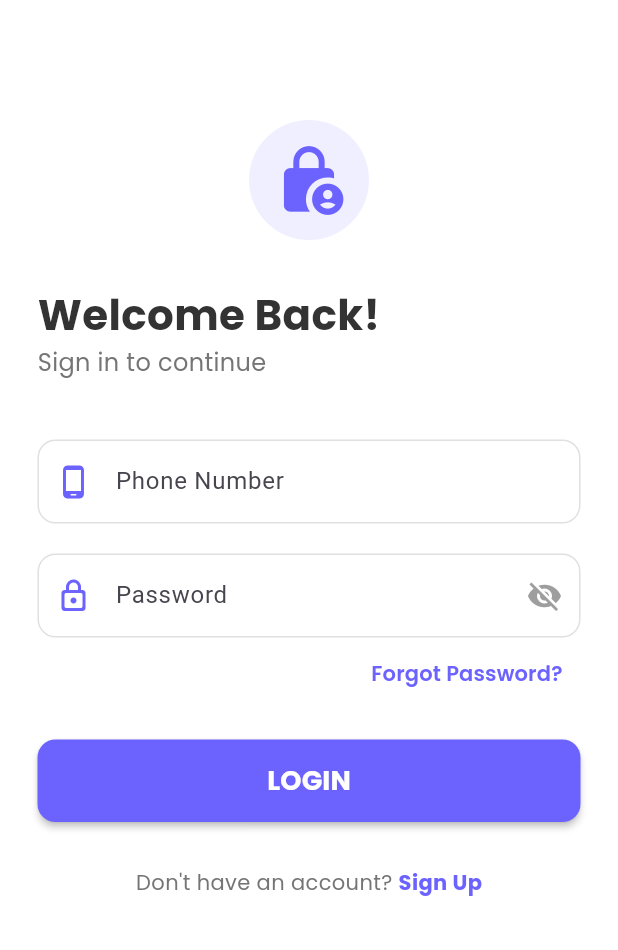
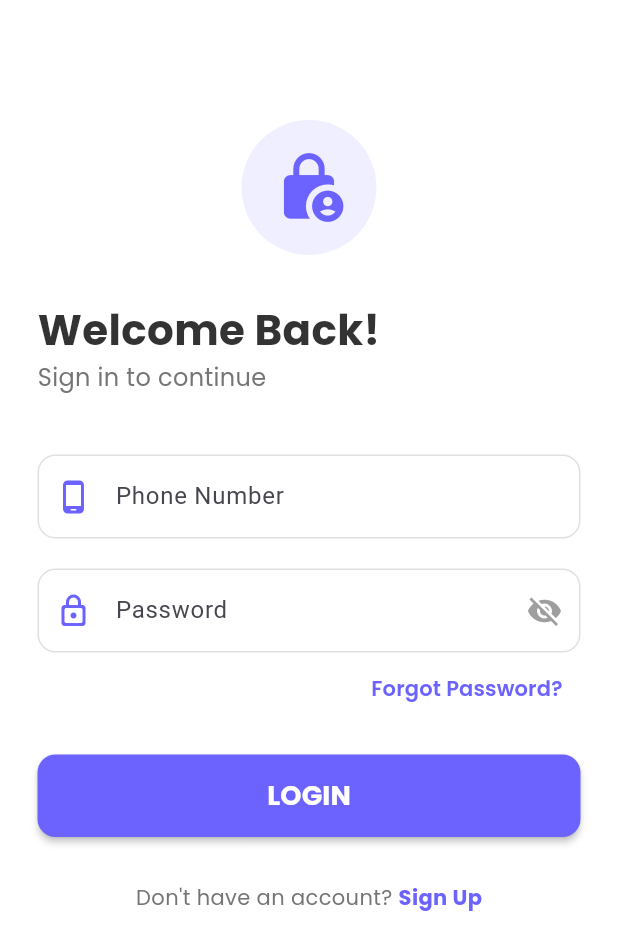
Before and after one commit to programmerrajbhai/willko_user, a Flutter app: the screen it shows after launch, after a tap on "Login / Sign Up", on a phone screen of 412 x 824 dp. Shown: the top 950 px of the screen. Run offline on Flutter 3.47's test engine with Material 3 defaults, Android fonts, the phone set to English and light mode, and no system bars; our stand-ins replace get, google_fonts, image_picker, lottie, shared_preferences, smooth_page_indicator; accounts and stored records are empty; network calls fail.

```diff
--- a/lib/app/modules/auth/login/login_view.dart
+++ b/lib/app/modules/auth/login/login_view.dart
@@ -9,6 +9,7 @@ class LoginView extends StatelessWidget {
 
   @override
   Widget build(BuildContext context) {
+    // Put or Find Controller
     final controller = Get.put(LoginController());
 
     return Scaffold(
@@ -20,48 +21,26 @@ class LoginView extends StatelessWidget {
           children: [
             const SizedBox(height: 80),
 
-            // Header Image/Icon
+            // Header Icon
             Center(
               child: Container(
-                padding: const EdgeInsets.all(15),
+                padding: const EdgeInsets.all(20),
                 decoration: BoxDecoration(
                   color: AppColors.primary.withOpacity(0.1),
                   shape: BoxShape.circle,
                 ),
-                child: const Icon(
-                  Icons.lock_person_rounded,
-                  size: 50,
-                  color: AppColors.primary,
-                ),
+                child: const Icon(Icons.lock_person_rounded, size: 50, color: AppColors.primary),
               ),
             ),
             const SizedBox(height: 30),
 
             // Welcome Text
-            Text(
-              "Welcome Back!",
-              style: GoogleFonts.poppins(
-                fontSize: 28,
-                fontWeight: FontWeight.bold,
-                color: AppColors.textBlack,
-              ),
-            ),
-            Text(
-              "Sign in to continue",
-              style: GoogleFonts.poppins(
-                fontSize: 16,
-                color: AppColors.textGrey,
-              ),
-            ),
+            Text("Welcome Back!", style: GoogleFonts.poppins(fontSize: 28, fontWeight: FontWeight.bold, color: AppColors.textBlack)),
+            Text("Sign in to continue", style: GoogleFonts.poppins(fontSize: 16, color: AppColors.textGrey)),
             const SizedBox(height: 40),
 
             // Phone Field
-            _buildTextField(
-              controller: controller.phoneController,
-              label: "Phone Number",
-              icon: Icons.phone_android_rounded,
-              inputType: TextInputType.phone,
-            ),
+            _buildTextField(controller: controller.phoneController, label: "Phone Number", icon: Icons.phone_android_rounded, inputType: TextInputType.phone),
             const SizedBox(height: 20),
 
             // Password Field
@@ -72,24 +51,12 @@ class LoginView extends StatelessWidget {
                 labelText: "Password",
                 prefixIcon: const Icon(Icons.lock_outline_rounded, color: AppColors.primary),
                 suffixIcon: IconButton(
-                  icon: Icon(
-                    controller.isPasswordHidden.value ? Icons.visibility_off : Icons.visibility,
-                    color: Colors.grey,
-                  ),
+                  icon: Icon(controller.isPasswordHidden.value ? Icons.visibility_off : Icons.visibility, color: Colors.grey),
                   onPressed: controller.togglePasswordVisibility,
                 ),
-                border: OutlineInputBorder(
-                  borderRadius: BorderRadius.circular(12),
-                  borderSide: const BorderSide(color: AppColors.inputBorder),
-                ),
-                enabledBorder: OutlineInputBorder(
-                  borderRadius: BorderRadius.circular(12),
-                  borderSide: const BorderSide(color: AppColors.inputBorder),
-                ),
-                focusedBorder: OutlineInputBorder(
-                  borderRadius: BorderRadius.circular(12),
-                  borderSide: const BorderSide(color: AppColors.primary, width: 2),
-                ),
+                border: OutlineInputBorder(borderRadius: BorderRadius.circular(12), borderSide: const BorderSide(color: AppColors.inputBorder)),
+                enabledBorder: OutlineInputBorder(borderRadius: BorderRadius.circular(12), borderSide: const BorderSide(color: AppColors.inputBorder)),
+                focusedBorder: OutlineInputBorder(borderRadius: BorderRadius.circular(12), borderSide: const BorderSide(color: AppColors.primary, width: 2)),
               ),
             )),
 
@@ -98,13 +65,7 @@ class LoginView extends StatelessWidget {
               alignment: Alignment.centerRight,
               child: TextButton(
                 onPressed: controller.goToForgotPassword,
-                child: Text(
-                  "Forgot Password?",
-                  style: GoogleFonts.poppins(
-                    color: AppColors.primary,
-                    fontWeight: FontWeight.w600,
-                  ),
-                ),
+                child: Text("Forgot Password?", style: GoogleFonts.poppins(color: AppColors.primary, fontWeight: FontWeight.w600)),
               ),
             ),
             const SizedBox(height: 20),
@@ -117,76 +78,44 @@ class LoginView extends StatelessWidget {
                 onPressed: controller.isLoading.value ? null : controller.login,
                 style: ElevatedButton.styleFrom(
                   backgroundColor: AppColors.primary,
-                  shape: RoundedRectangleBorder(
-                    borderRadius: BorderRadius.circular(12),
-                  ),
+                  shape: RoundedRectangleBorder(borderRadius: BorderRadius.circular(12)),
                   elevation: 2,
                 ),
                 child: controller.isLoading.value
-                    ? const CircularProgressIndicator(color: Colors.white)
-                    : Text(
-                  "LOGIN",
-                  style: GoogleFonts.poppins(
-                    fontSize: 18,
-                    fontWeight: FontWeight.bold,
-                    color: Colors.white,
-                  ),
-                ),
+                    ? const SizedBox(height: 24, width: 24, child: CircularProgressIndicator(color: Colors.white, strokeWidth: 2))
+                    : Text("LOGIN", style: GoogleFonts.poppins(fontSize: 18, fontWeight: FontWeight.bold, color: Colors.white)),
               )),
             ),
             const SizedBox(height: 30),
 
-            // Don't have account? Sign Up
+            // Sign Up Link
             Row(
               mainAxisAlignment: MainAxisAlignment.center,
               children: [
-                Text(
-                  "Don't have an account? ",
-                  style: GoogleFonts.poppins(color: AppColors.textGrey),
-                ),
+                Text("Don't have an account? ", style: GoogleFonts.poppins(color: AppColors.textGrey)),
                 GestureDetector(
                   onTap: controller.goToSignUp,
-                  child: Text(
-                    "Sign Up",
-                    style: GoogleFonts.poppins(
-                      color: AppColors.primary,
-                      fontWeight: FontWeight.bold,
-                    ),
-                  ),
+                  child: Text("Sign Up", style: GoogleFonts.poppins(color: AppColors.primary, fontWeight: FontWeight.bold)),
                 ),
               ],
             ),
+            const SizedBox(height: 30),
           ],
         ),
       ),
     );
   }
 
-  // Helper Widget for TextField
-  Widget _buildTextField({
-    required TextEditingController controller,
-    required String label,
-    required IconData icon,
-    TextInputType inputType = TextInputType.text,
-  }) {
+  Widget _buildTextField({required TextEditingController controller, required String label, required IconData icon, TextInputType inputType = TextInputType.text}) {
     return TextField(
       controller: controller,
       keyboardType: inputType,
       decoration: InputDecoration(
         labelText: label,
         prefixIcon: Icon(icon, color: AppColors.primary),
-        border: OutlineInputBorder(
-          borderRadius: BorderRadius.circular(12),
-          borderSide: const BorderSide(color: AppColors.inputBorder),
-        ),
-        enabledBorder: OutlineInputBorder(
-          borderRadius: BorderRadius.circular(12),
-          borderSide: const BorderSide(color: AppColors.inputBorder),
-        ),
-        focusedBorder: OutlineInputBorder(
-          borderRadius: BorderRadius.circular(12),
-          borderSide: const BorderSide(color: AppColors.primary, width: 2),
-        ),
+        border: OutlineInputBorder(borderRadius: BorderRadius.circular(12), borderSide: const BorderSide(color: AppColors.inputBorder)),
+        enabledBorder: OutlineInputBorder(borderRadius: BorderRadius.circular(12), borderSide: const BorderSide(color: AppColors.inputBorder)),
+        focusedBorder: OutlineInputBorder(borderRadius: BorderRadius.circular(12), borderSide: const BorderSide(color: AppColors.primary, width: 2)),
       ),
     );
   }
```
Also changed, not shown: lib/app/modules/auth/login/login_controller.dart (+30 -13 lines), lib/app/modules/home/service_details/service_details_controller.dart (+48 -32 lines), lib/app/modules/home/service_details/widgets/service_navbar.dart (+82 -4 lines).
